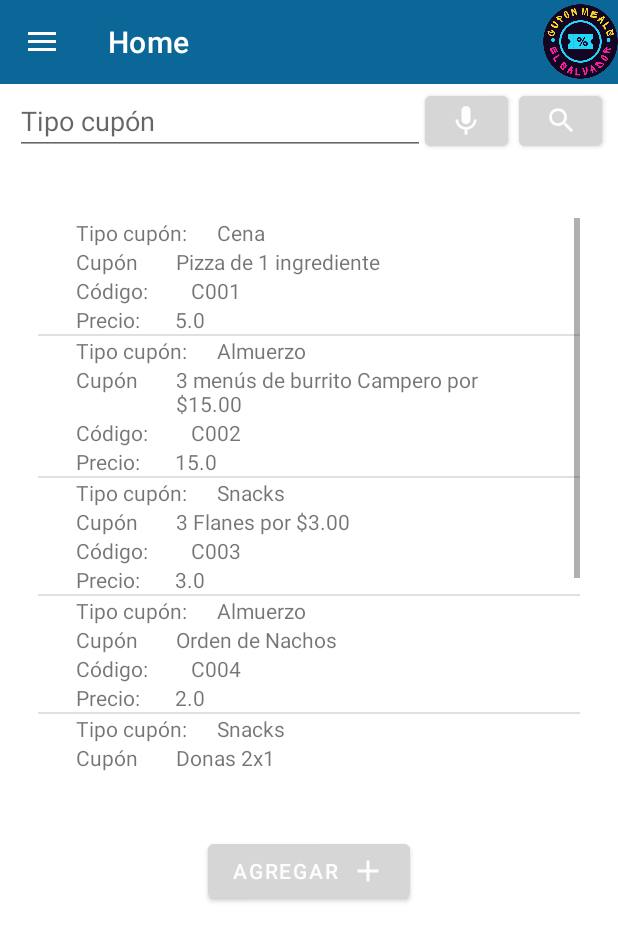
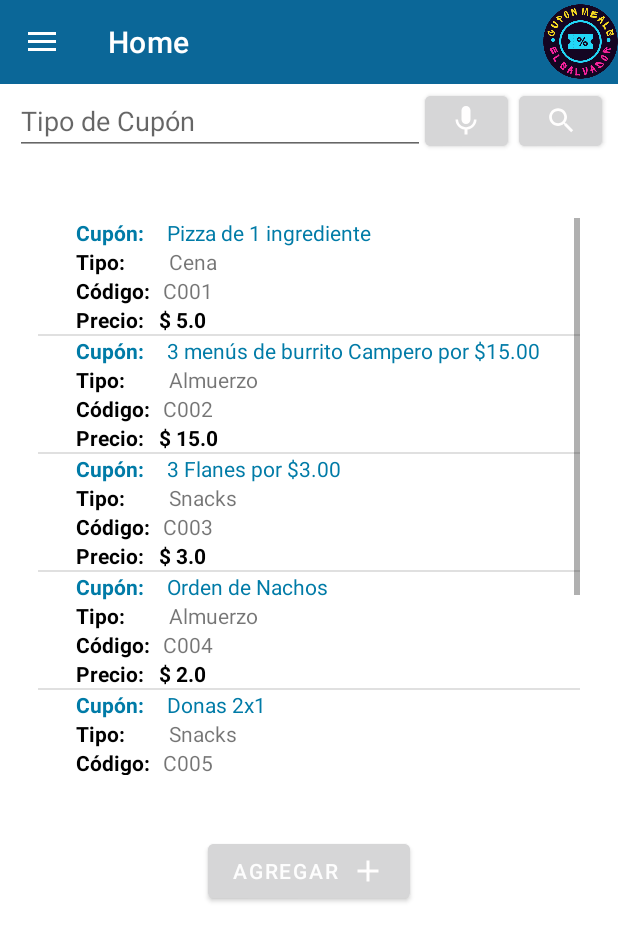
Before and after one commit to MisaelGG11/G10Proyecto02, an Android app: the fragment GestionarCuponFragment placed in its activity, on a phone screen of 412 x 824 dp. Shown: the top 941 px of the screen. Run offline under Robolectric (Android 15) with nearby library versions, the light colour scheme and no system bars; our stand-ins replace Volley; libraries missing offline, so code that uses them is left out: javax.mail, javax.mail.internet; pictures from the network do not load; 1 statement that could not run was skipped.

Commit message:
iconos nav_menu y gestionar cupones

```diff
--- a/app/src/main/java/com/example/cuponMeals/InicioActivity.java
+++ b/app/src/main/java/com/example/cuponMeals/InicioActivity.java
@@ -255,19 +255,19 @@ public class InicioActivity extends AppCompatActivity implements NavigationView.
         switch (item.getItemId()) {
             case R.id.nav_gestion_cupon:
                 replaceFragment(new GestionarCuponFragment());
-                setTitle("Gestionar cupon");
+                setTitle("Gestionar Cupón");
                 break;
             case R.id.nav_scanner:
                 replaceFragment(new QRScannerFragment());
-                setTitle("Escanear cupon");
+                setTitle("Escanear Cupón");
                 break;
             case R.id.nav_home:
                 replaceFragment(new HomeFragment());
-                setTitle("Home");
+                setTitle("Inicio");
                 break;
             case R.id.nav_gestion_usuario:
                 replaceFragment(new GestionarUsuarioFragment());
-                setTitle("Gestionar usuario");
+                setTitle("Gestionar Usuario");
                 break;
             case R.id.nav_canjear_cupon:
                 replaceFragment(new CanjearCuponFragment());
@@ -275,7 +275,7 @@ public class InicioActivity extends AppCompatActivity implements NavigationView.
                 break;
             case R.id.nav_mis_cupones:
                 replaceFragment(new MisCuponesFragment());
-                setTitle("Mis cupones");
+                setTitle("Mis Cupones");
                 break;
             case R.id.nav_cerrar_sesion:
                 cerrarSesion();
--- a/app/src/main/java/com/example/cuponMeals/MainActivity.java
+++ b/app/src/main/java/com/example/cuponMeals/MainActivity.java
@@ -168,8 +168,8 @@ public class MainActivity extends AppCompatActivity {
         long usuarioCliente1 = usuarioControl.insertUsuario(new Usuario(3, (int)rolCliente, 0,"ClienteEjm", "grupo10", "FM19038@ues.edu.sv", "Fabio Ernesto", "Flores Mendoza", "78453298", 0,""));
        */
 
-        long usuarioEncargado2 = usuarioControl.insertUsuario(new Usuario(4, (int)rolEncargado, 3,"Encargado 2", "grupo10", "EL19004@ues.edu.sv", "Leonardo Alfredo", "Efigenio Landaverde", "79451299", 0,""));
-        long usuarioCliente2 = usuarioControl.insertUsuario(new Usuario(5, (int)rolCliente, 0,"Clau", "grupo10", "AC17033@ues.edu.sv", "Claudia Maria", "Argueta Caneza", "72443180", 0,""));
+        long usuarioEncargado2 = usuarioControl.insertUsuario(new Usuario(4, (int)rolEncargado, 3,"Encargado2", "grupo10", "EL19004@ues.edu.sv", "Leonardo Alfredo", "Efigenio Landaverde", "79451299", 0,""));
+        long usuarioCliente2 = usuarioControl.insertUsuario(new Usuario(5, (int)rolCliente, 0,"Cliente2", "grupo10", "AC17033@ues.edu.sv", "Claudia Maria", "Argueta Caneza", "72443180", 0,""));
     }
 
     public void llenarBD(){
--- a/app/src/main/java/com/example/cuponMeals/vistas/GestionarCuponFragment.java
+++ b/app/src/main/java/com/example/cuponMeals/vistas/GestionarCuponFragment.java
@@ -30,7 +30,7 @@ import java.util.Locale;
 
 public class GestionarCuponFragment extends Fragment {
 
-    private static final String PLACEHOLDER = "Tipo cupón";
+    private static final String PLACEHOLDER = "Tipo de Cupón";
     protected EditText buscarBar;
     protected ListView listView;
     protected String placeholder;
--- a/app/src/main/java/com/example/cuponMeals/vistas/GestionarRestauranteFragment.java
+++ b/app/src/main/java/com/example/cuponMeals/vistas/GestionarRestauranteFragment.java
@@ -19,7 +19,7 @@ import com.example.cuponMeals.R;
 import com.example.cuponMeals.adapter.RestauranteAdapter;
 
 public class GestionarRestauranteFragment extends Fragment {
-    private static final String PLACEHOLDER = "Restaraunte";
+    private static final String PLACEHOLDER = "Restaurante";
     protected EditText buscarBar;
     protected ListView listView;
     protected String placeholder;
--- /dev/null
+++ b/app/src/main/res/drawable/baseline_receipt_long_24.xml
@@ -0,0 +1,9 @@
+<vector android:autoMirrored="true" android:height="24dp"
+    android:tint="#000000" android:viewportHeight="24"
+    android:viewportWidth="24" android:width="24dp" xmlns:android="http://schemas.android.com/apk/res/android">
+    <path android:fillColor="@android:color/white" android:pathData="M19.5,3.5L18,2l-1.5,1.5L15,2l-1.5,1.5L12,2l-1.5,1.5L9,2L7.5,3.5L6,2v14H3v3c0,1.66 1.34,3 3,3h12c1.66,0 3,-1.34 3,-3V2L19.5,3.5zM19,19c0,0.55 -0.45,1 -1,1s-1,-0.45 -1,-1v-3H8V5h11V19z"/>
+    <path android:fillColor="@android:color/white" android:pathData="M9,7h6v2h-6z"/>
+    <path android:fillColor="@android:color/white" android:pathData="M16,7h2v2h-2z"/>
+    <path android:fillColor="@android:color/white" android:pathData="M9,10h6v2h-6z"/>
+    <path android:fillColor="@android:color/white" android:pathData="M16,10h2v2h-2z"/>
+</vector>
--- /dev/null
+++ b/app/src/main/res/drawable/baseline_restaurant_24.xml
@@ -0,0 +1,5 @@
+<vector android:height="24dp" android:tint="#000000"
+    android:viewportHeight="24" android:viewportWidth="24"
+    android:width="24dp" xmlns:android="http://schemas.android.com/apk/res/android">
+    <path android:fillColor="@android:color/white" android:pathData="M11,9L9,9L9,2L7,2v7L5,9L5,2L3,2v7c0,2.12 1.66,3.84 3.75,3.97L6.75,22h2.5v-9.03C11.34,12.84 13,11.12 13,9L13,2h-2v7zM16,6v8h2.5v8L21,22L21,2c-2.76,0 -5,2.24 -5,4z"/>
+</vector>
--- /dev/null
+++ b/app/src/main/res/drawable/baseline_usuarios.xml
@@ -0,0 +1,7 @@
+<vector android:height="24dp" android:tint="#000000"
+    android:viewportHeight="24" android:viewportWidth="24"
+    android:width="24dp" xmlns:android="http://schemas.android.com/apk/res/android">
+    <path android:fillColor="@android:color/white" android:pathData="M10,8m-4,0a4,4 0,1 1,8 0a4,4 0,1 1,-8 0"/>
+    <path android:fillColor="@android:color/white" android:pathData="M10.67,13.02C10.45,13.01 10.23,13 10,13c-2.42,0 -4.68,0.67 -6.61,1.82C2.51,15.34 2,16.32 2,17.35V20h9.26C10.47,18.87 10,17.49 10,16C10,14.93 10.25,13.93 10.67,13.02z"/>
+    <path android:fillColor="@android:color/white" android:pathData="M20.75,16c0,-0.22 -0.03,-0.42 -0.06,-0.63l1.14,-1.01l-1,-1.73l-1.45,0.49c-0.32,-0.27 -0.68,-0.48 -1.08,-0.63L18,11h-2l-0.3,1.49c-0.4,0.15 -0.76,0.36 -1.08,0.63l-1.45,-0.49l-1,1.73l1.14,1.01c-0.03,0.21 -0.06,0.41 -0.06,0.63s0.03,0.42 0.06,0.63l-1.14,1.01l1,1.73l1.45,-0.49c0.32,0.27 0.68,0.48 1.08,0.63L16,21h2l0.3,-1.49c0.4,-0.15 0.76,-0.36 1.08,-0.63l1.45,0.49l1,-1.73l-1.14,-1.01C20.72,16.42 20.75,16.22 20.75,16zM17,18c-1.1,0 -2,-0.9 -2,-2s0.9,-2 2,-2s2,0.9 2,2S18.1,18 17,18z"/>
+</vector>
--- /dev/null
+++ b/app/src/main/res/drawable/bmiscupones.xml
@@ -0,0 +1,5 @@
+<vector android:height="24dp" android:tint="#000000"
+    android:viewportHeight="24" android:viewportWidth="24"
+    android:width="24dp" xmlns:android="http://schemas.android.com/apk/res/android">
+    <path android:fillColor="@android:color/white" android:pathData="M22,7h-9v2h9V7zM22,15h-9v2h9V15zM5.54,11L2,7.46l1.41,-1.41l2.12,2.12l4.24,-4.24l1.41,1.41L5.54,11zM5.54,19L2,15.46l1.41,-1.41l2.12,2.12l4.24,-4.24l1.41,1.41L5.54,19z"/>
+</vector>
--- /dev/null
+++ b/app/src/main/res/drawable/miscupones.xml
@@ -0,0 +1,5 @@
+<vector android:height="24dp" android:tint="#000000"
+    android:viewportHeight="24" android:viewportWidth="24"
+    android:width="24dp" xmlns:android="http://schemas.android.com/apk/res/android">
+    <path android:fillColor="@android:color/white" android:pathData="M11.99,2C6.47,2 2,6.48 2,12c0,5.52 4.47,10 9.99,10C17.52,22 22,17.52 22,12C22,6.48 17.52,2 11.99,2zM8.5,8C9.33,8 10,8.67 10,9.5S9.33,11 8.5,11S7,10.33 7,9.5S7.67,8 8.5,8zM12,18c-2.28,0 -4.22,-1.66 -5,-4h10C16.22,16.34 14.28,18 12,18zM15.5,11c-0.83,0 -1.5,-0.67 -1.5,-1.5S14.67,8 15.5,8S17,8.67 17,9.5S16.33,11 15.5,11z"/>
+</vector>
--- a/app/src/main/res/layout/activity_main.xml
+++ b/app/src/main/res/layout/activity_main.xml
@@ -12,7 +12,7 @@
         android:layout_width="match_parent"
         android:layout_height="wrap_content"
         android:gravity="center"
-        android:text="CouponsApp"
+        android:text="CuponMeals"
         android:textColor="@color/white"
         android:textSize="35dp"
         android:textStyle="bold"
--- a/app/src/main/res/layout/item_cupon.xml
+++ b/app/src/main/res/layout/item_cupon.xml
@@ -11,58 +11,73 @@
         android:layout_width="match_parent"
         android:layout_height="wrap_content">
         <TextView
-            android:text="Tipo cupón:"
-            android:layout_width="wrap_content"
-            android:layout_height="wrap_content"/>
-        <TextView
-            android:id="@+id/tipo_cupon"
+            android:text="Cupón:"
+            android:layout_marginRight="5dp"
             android:layout_width="wrap_content"
             android:layout_height="wrap_content"
-            android:paddingLeft="20dp"/>
+            android:textColor="@color/blue"
+            android:textStyle="bold"/>
+
+        <TextView
+            android:id="@+id/nombre_cupon"
+            android:layout_width="wrap_content"
+            android:layout_height="wrap_content"
+            android:paddingLeft="10dp"
+            android:textColor="@color/blue" />
     </LinearLayout>
     <LinearLayout
         android:orientation="horizontal"
         android:layout_width="match_parent"
         android:layout_height="wrap_content">
         <TextView
-            android:text="Cupón"
-            android:layout_marginRight="5dp"
-            android:layout_width="wrap_content"
-            android:layout_height="wrap_content"/>
-        <TextView
-            android:id="@+id/nombre_cupon"
+            android:text="Tipo:"
             android:layout_width="wrap_content"
             android:layout_height="wrap_content"
-            android:paddingLeft="20dp"/>
+            android:textColor="@color/black"
+            android:textStyle="bold"/>
+
+        <TextView
+            android:id="@+id/tipo_cupon"
+            android:layout_width="wrap_content"
+            android:layout_height="match_parent"
+            android:paddingLeft="29dp" />
     </LinearLayout>
+
     <LinearLayout
         android:orientation="horizontal"
         android:layout_width="match_parent"
         android:layout_height="wrap_content">
         <TextView
-            android:text="Código: "
+            android:text="Código:"
             android:layout_marginRight="5dp"
             android:layout_width="wrap_content"
-            android:layout_height="wrap_content"/>
+            android:layout_height="wrap_content"
+            android:textColor="@color/black"
+            android:textStyle="bold"/>
+
         <TextView
             android:id="@+id/codigo_cupon"
             android:layout_width="wrap_content"
             android:layout_height="wrap_content"
-            android:paddingLeft="20dp"/>
+            android:paddingLeft="3dp" />
     </LinearLayout>
     <LinearLayout
         android:layout_width="match_parent"
         android:layout_height="wrap_content"
         android:orientation="horizontal">
         <TextView
-            android:text="Precio: "
+            android:text="Precio:   $"
             android:layout_width="wrap_content"
             android:layout_height="wrap_content"
+            android:textColor="@color/black"
+            android:textStyle="bold"
             />
         <TextView
             android:id="@+id/precio_cupo"
             android:layout_width="wrap_content"
             android:layout_height="wrap_content"
-            android:paddingLeft="20dp"/>
+            android:paddingLeft="3dp"
+            android:textColor="@color/black"
+            android:textStyle="bold"/>
     </LinearLayout>
 </LinearLayout>
--- a/app/src/main/res/menu/nav_menu.xml
+++ b/app/src/main/res/menu/nav_menu.xml
@@ -12,7 +12,7 @@
 
         <item
             android:id="@+id/nav_restaurante"
-            android:icon="@drawable/ic_baseline_fastfood_24"
+            android:icon="@drawable/baseline_restaurant_24"
             android:title="Restaurantes" />
         <item
             android:id="@+id/nav_perfil"
@@ -21,31 +21,31 @@
 
         <item
             android:id="@+id/nav_gestion_cupon"
-            android:icon="@drawable/ic_note_add_foreground"
-            android:title="Gestionar cupón" />
+            android:icon="@drawable/baseline_receipt_long_24"
+            android:title="Gestionar Cupones" />
 
         <item
             android:id="@+id/nav_scanner"
-            android:icon="@drawable/ic_menu_camera"
+            android:icon="@drawable/ic_baseline_qr_code_scanner_24"
             android:title="Scanner QR" />
         <item
             android:id="@+id/nav_gestion_usuario"
-            android:icon="@drawable/ic_group_foreground"
-            android:title="Gestionar usuario" />
+            android:icon="@drawable/baseline_usuarios"
+            android:title="Gestionar Usuarios" />
         <item
             android:id="@+id/nav_canjear_cupon"
-            android:icon="@drawable/ic_menu_book_foreground"
+            android:icon="@drawable/bmiscupones"
             android:title="Cupones" />
         <item
             android:id="@+id/nav_mis_cupones"
-            android:icon="@drawable/ic_restaurant_menu_foreground"
-            android:title="Mis cupones" />
+            android:icon="@drawable/miscupones"
+            android:title="Mis Cupones" />
 
     </group>
 
     <item
         android:id="@+id/nav_cerrar_sesion"
         android:icon="@drawable/ic_baseline_exit_to_app"
-        android:title="Cerrar sesión"/>
+        android:title="Cerrar Sesión"/>
 
 </menu>
--- a/app/src/main/res/values/colors.xml
+++ b/app/src/main/res/values/colors.xml
@@ -7,4 +7,5 @@
     <color name="teal_700">#FF018786</color>
     <color name="black">#FF000000</color>
     <color name="white">#FFFFFFFF</color>
+    <color name="blue">#007BA7</color>
 </resources>
--- a/app/src/main/res/values/strings.xml
+++ b/app/src/main/res/values/strings.xml
@@ -30,7 +30,7 @@
     <string name="dialog_crear">Nuevo</string>
     <string name="guardar_usuario_configuracion">Guardar</string>
 
-    <string name="guardado">Se Guardo existosamente</string>
+    <string name="guardado">¡Se Guardo Existosamente!</string>
     <string name="dialog_editar">Editar</string>
     <string name="eliminado">¡Eliminado!</string>
     <string name="no_eliminado">No se puede eliminar</string>
@@ -48,9 +48,9 @@
     <string name="title_perfil_de_usuario_nombre">Primer Nombre</string>
     <string name="title_perfil_de_usuario_apellidos">Primer Apellido</string>
     <string name="contrasena_no_coincide">Las Contraseñas NO coinciden</string>
-    <string name="invalido_username">Datos Invalidos</string>
+    <string name="invalido_username">Datos Inválidos</string>
     <string name="title_pefil_de_usuario">Información Perfil</string>
-    <string name="title_telefono">Numero Telefonico</string>
+    <string name="title_telefono">Número Telefónico</string>
 
     <string name="lbl_datos_restaurante">Información del Restaurante</string>
     <string name="lbl_datos_restaurante2">Imagen del Restaurante</string>
```
